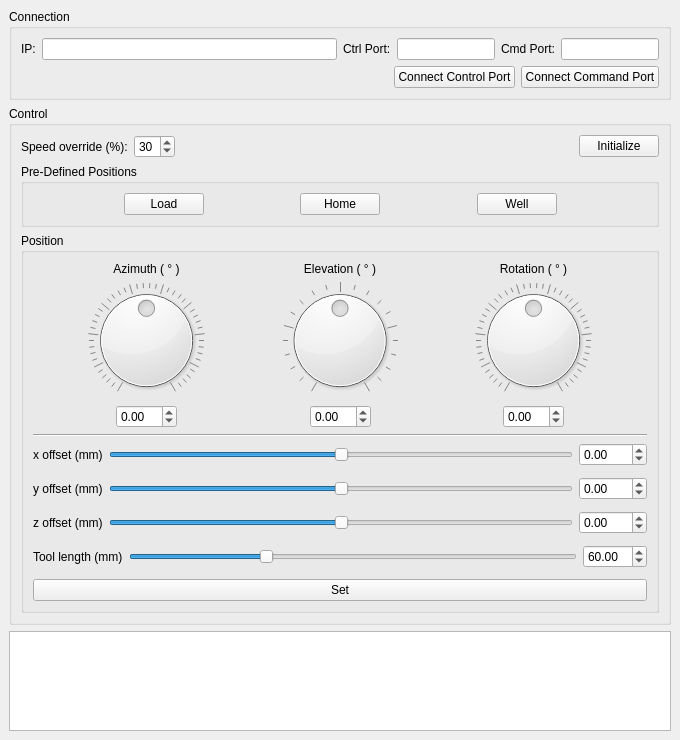
Before: the Qt Designer form mainwindow.ui in rookidroid/armstrong, drawn with Qt 5.
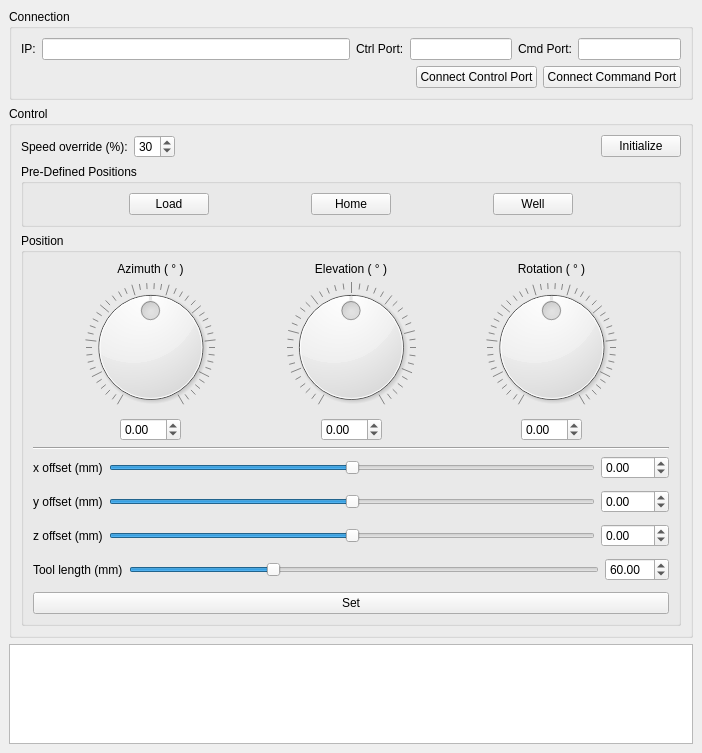
After: the same form once the commit is applied.

The edit to the form file:
```diff
--- a/mainwindow.ui
+++ b/mainwindow.ui
@@ -6,8 +6,8 @@
    <rect>
     <x>0</x>
     <y>0</y>
-    <width>680</width>
-    <height>740</height>
+    <width>702</width>
+    <height>753</height>
    </rect>
   </property>
   <property name="sizePolicy">
```
Left out of the diff: 2 changed lines with no effect on the pictures.
